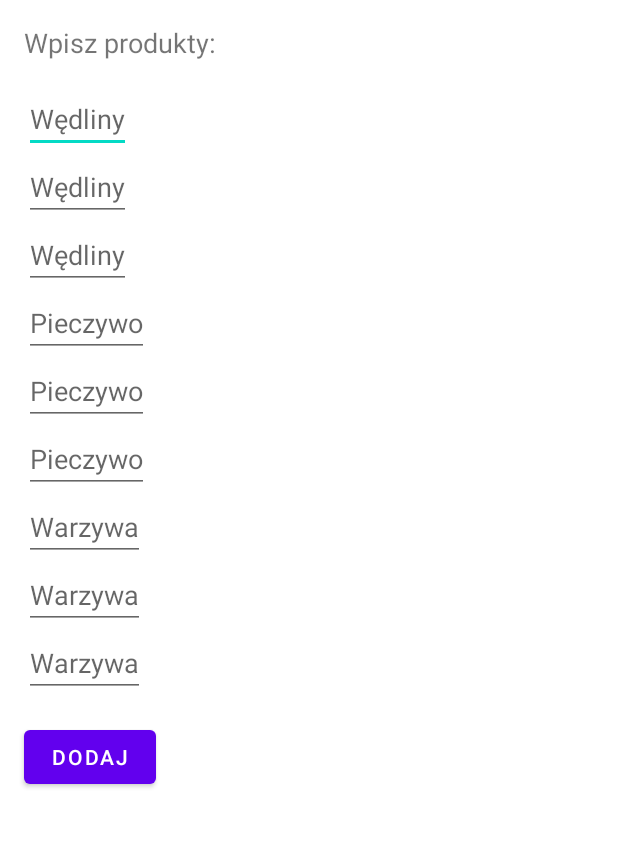
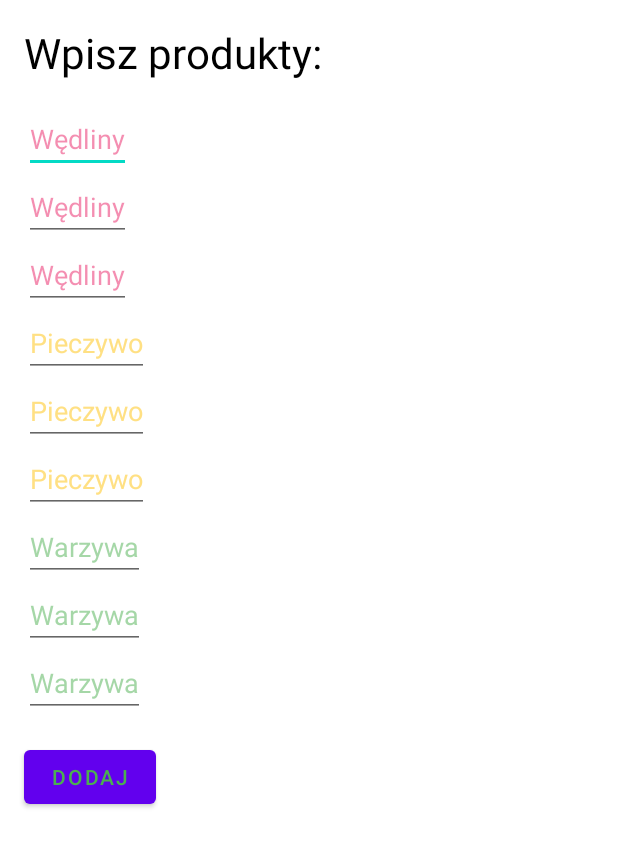
Before and after one commit to TheMajkel01/lista_zakupow, an Android app: the layout add_item.xml on its own in the app's theme, with its tools: preview values and no code run, on a phone screen of 412 x 824 dp. Shown: the top 847 px of the screen. Run offline under Robolectric (Android 15) with nearby library versions, the phone set to English and light mode, and no system bars.

Commit message:
Minor cosmetic changes for now

```diff
--- a/app/src/main/res/layout/add_item.xml
+++ b/app/src/main/res/layout/add_item.xml
@@ -11,82 +11,104 @@
 
         <TextView
             android:id="@+id/textView"
+            android:layout_width="wrap_content"
+            android:layout_height="wrap_content"
+            android:layout_margin="16dp"
             android:text="Wpisz produkty:"
-            android:textSize="18sp"
-            android:layout_margin="16dp"
-            android:layout_width="wrap_content"
-            android:layout_height="wrap_content"/>
+            android:textColor="#000000"
+            android:textSize="28sp" />
 
 
         <EditText
             android:id="@+id/checkBox1"
+            android:layout_width="wrap_content"
+            android:layout_height="wrap_content"
+            android:layout_marginStart="16dp"
             android:hint="Wędliny"
-            android:layout_marginStart="16dp"
-            android:layout_width="wrap_content"
-            android:layout_height="wrap_content"/>
+            android:textColor="#E91E63"
+            android:textColorHint="#80E91E63" />
 
         <EditText
             android:id="@+id/checkBox2"
+            android:layout_width="wrap_content"
+            android:layout_height="wrap_content"
+            android:layout_marginStart="16dp"
             android:hint="Wędliny"
-            android:layout_marginStart="16dp"
-            android:layout_width="wrap_content"
-            android:layout_height="wrap_content"/>
+            android:textColor="#E91E63"
+            android:textColorHint="#80E91E63" />
 
         <EditText
             android:id="@+id/checkBox3"
+            android:layout_width="wrap_content"
+            android:layout_height="wrap_content"
+            android:layout_marginStart="16dp"
             android:hint="Wędliny"
-            android:layout_marginStart="16dp"
-            android:layout_width="wrap_content"
-            android:layout_height="wrap_content"/>
+            android:textColor="#E91E63"
+            android:textColorHint="#80E91E63" />
 
         <EditText
             android:id="@+id/checkBox4"
+            android:layout_width="wrap_content"
+            android:layout_height="wrap_content"
+            android:layout_marginStart="16dp"
             android:hint="Pieczywo"
-            android:layout_marginStart="16dp"
-            android:layout_width="wrap_content"
-            android:layout_height="wrap_content"/>
+            android:textColor="#FFC107"
+            android:textColorHint="#80FFC107" />
+
         <EditText
             android:id="@+id/checkBox5"
+            android:layout_width="wrap_content"
+            android:layout_height="wrap_content"
+            android:layout_marginStart="16dp"
             android:hint="Pieczywo"
-            android:layout_marginStart="16dp"
-            android:layout_width="wrap_content"
-            android:layout_height="wrap_content"/>
+            android:textColor="#FFC107"
+            android:textColorHint="#80FFC107" />
 
         <EditText
             android:id="@+id/checkBox6"
+            android:layout_width="wrap_content"
+            android:layout_height="wrap_content"
+            android:layout_marginStart="16dp"
             android:hint="Pieczywo"
-            android:layout_marginStart="16dp"
-            android:layout_width="wrap_content"
-            android:layout_height="wrap_content"/>
+            android:textColor="#FFC107"
+            android:textColorHint="#80FFC107" />
 
         <EditText
             android:id="@+id/checkBox7"
+            android:layout_width="wrap_content"
+            android:layout_height="wrap_content"
+            android:layout_marginStart="16dp"
             android:hint="Warzywa"
-            android:layout_marginStart="16dp"
-            android:layout_width="wrap_content"
-            android:layout_height="wrap_content"/>
+            android:textColor="#FFC107"
+            android:textColorHint="#804CAF50" />
 
         <EditText
             android:id="@+id/checkBox8"
+            android:layout_width="wrap_content"
+            android:layout_height="wrap_content"
+            android:layout_marginStart="16dp"
             android:hint="Warzywa"
-            android:layout_marginStart="16dp"
-            android:layout_width="wrap_content"
-            android:layout_height="wrap_content"/>
+            android:textColor="#4CAF50"
+            android:textColorHint="#804CAF50" />
 
         <EditText
             android:id="@+id/checkBox9"
+            android:layout_width="wrap_content"
+            android:layout_height="wrap_content"
+            android:layout_marginStart="16dp"
             android:hint="Warzywa"
-            android:layout_marginStart="16dp"
-            android:layout_width="wrap_content"
-            android:layout_height="wrap_content"/>
+            android:textColor="#4CAF50"
+            android:textColorHint="#804CAF50" />
 
         <Button
             android:id="@+id/addButton"
+            android:layout_width="wrap_content"
+            android:layout_height="wrap_content"
+            android:layout_marginStart="16dp"
+            android:layout_marginTop="16dp"
             android:text="Dodaj"
-            android:layout_marginTop="16dp"
-            android:layout_marginStart="16dp"
-            android:layout_width="wrap_content"
-            android:layout_height="wrap_content"/>
+            android:textColor="#4CAF50"
+            android:textColorHint="#4CAF50" />
 
     </LinearLayout>
 </androidx.constraintlayout.widget.ConstraintLayout>
```
